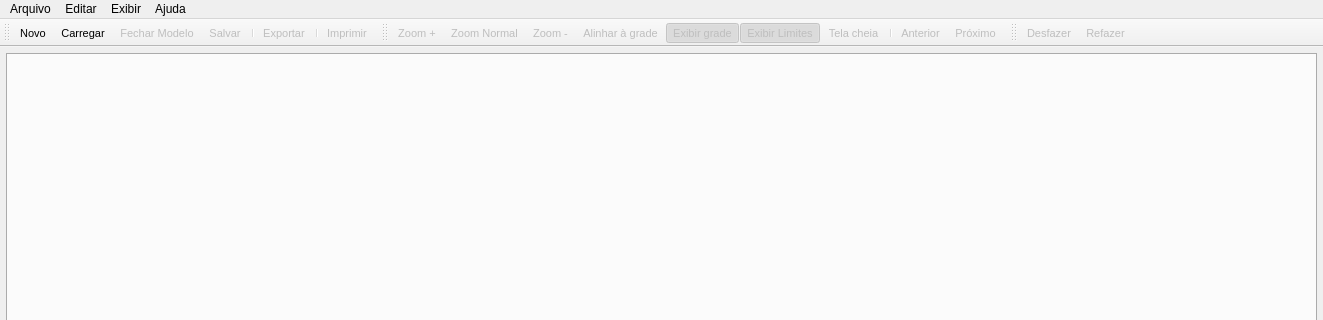
First picture: the form in pgmodeler_ui/ui/formprincipal.ui, repository pgmodeler/pgmodeler, before the edit; both pictures show x 0 to 1323 and y 0 to 320 of the 1323 by 480 pixel window.
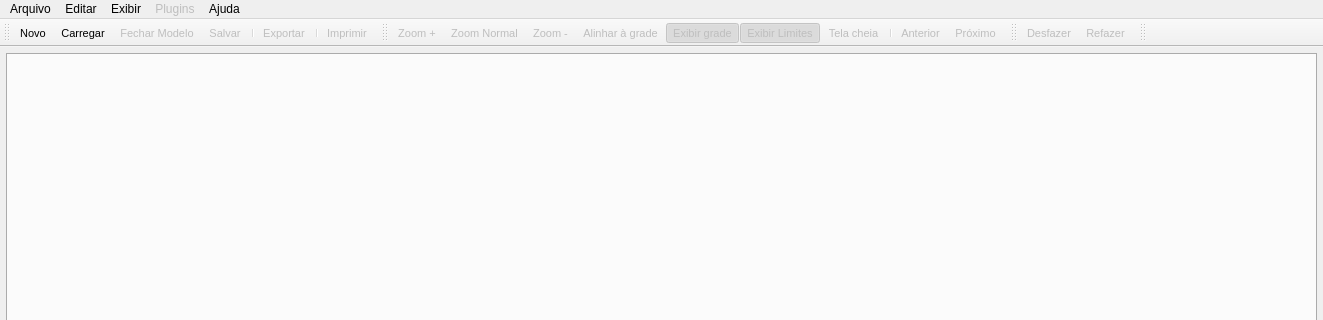
Second picture: the form after the edit. Icons and pictures are not drawn.

The edit to the form file:
```diff
--- a/pgmodeler_ui/ui/formprincipal.ui
+++ b/pgmodeler_ui/ui/formprincipal.ui
@@ -91,7 +91,7 @@
      <x>0</x>
      <y>0</y>
      <width>1323</width>
-     <height>26</height>
+     <height>25</height>
     </rect>
    </property>
    <property name="defaultUp">
@@ -156,9 +156,18 @@
     <addaction name="separator"/>
     <addaction name="menuFerramentas"/>
    </widget>
+   <widget class="QMenu" name="menuPlugins">
+    <property name="enabled">
+     <bool>false</bool>
+    </property>
+    <property name="title">
+     <string>Plugins</string>
+    </property>
+   </widget>
    <addaction name="menuArquivo"/>
    <addaction name="menuEditar"/>
    <addaction name="menuExibir"/>
+   <addaction name="menuPlugins"/>
    <addaction name="menuSobre"/>
   </widget>
   <widget class="QStatusBar" name="statusbar"/>
@@ -309,6 +318,28 @@
     <bool>false</bool>
    </attribute>
   </widget>
+  <widget class="QToolBar" name="plugins_tb">
+   <property name="enabled">
+    <bool>false</bool>
+   </property>
+   <property name="font">
+    <font>
+     <pointsize>8</pointsize>
+    </font>
+   </property>
+   <property name="windowTitle">
+    <string>Plugins</string>
+   </property>
+   <property name="toolButtonStyle">
+    <enum>Qt::ToolButtonTextUnderIcon</enum>
+   </property>
+   <attribute name="toolBarArea">
+    <enum>TopToolBarArea</enum>
+   </attribute>
+   <attribute name="toolBarBreak">
+    <bool>false</bool>
+   </attribute>
+  </widget>
   <action name="action_novo_modelo">
    <property name="icon">
     <iconset resource="../res/resources.qrc">
```
